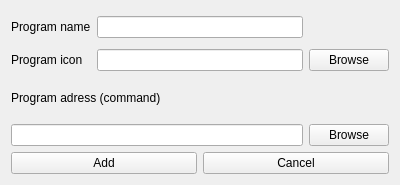
Before: the Qt Designer form qexternprogramaddform.ui in abodnyaUA/qimageviewer, drawn with Qt 5.
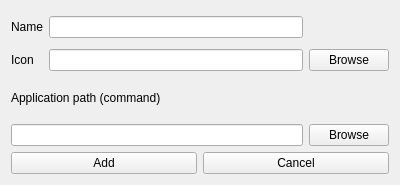
After: the same form once the commit is applied. Icons and pictures are not drawn.

The edit to the form file:
```diff
--- a/qexternprogramaddform.ui
+++ b/qexternprogramaddform.ui
@@ -48,14 +48,14 @@
      <item row="0" column="1">
       <widget class="QLabel" name="label">
        <property name="text">
-        <string>Program name</string>
+        <string>Name</string>
        </property>
       </widget>
      </item>
      <item row="2" column="1">
       <widget class="QLabel" name="label_2">
        <property name="text">
-        <string>Program icon</string>
+        <string>Icon</string>
        </property>
       </widget>
      </item>
@@ -85,7 +85,7 @@
      <item>
       <widget class="QLabel" name="label_3">
        <property name="text">
-        <string>Program adress (command)</string>
+        <string>Application path (command)</string>
        </property>
       </widget>
      </item>
```
